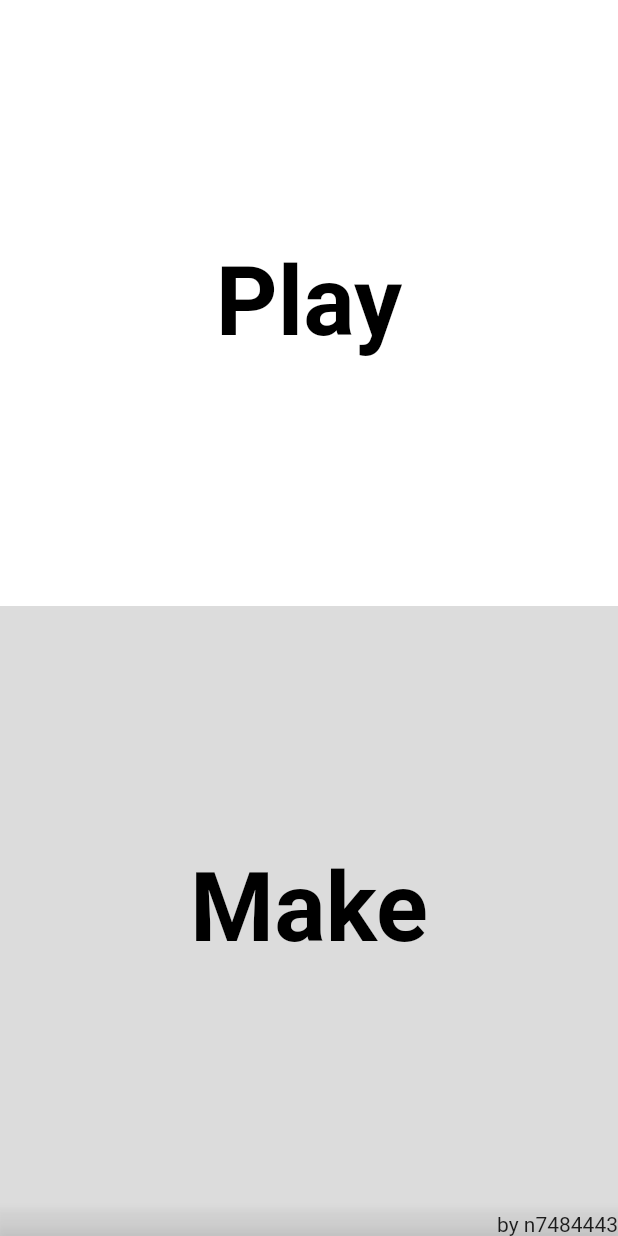
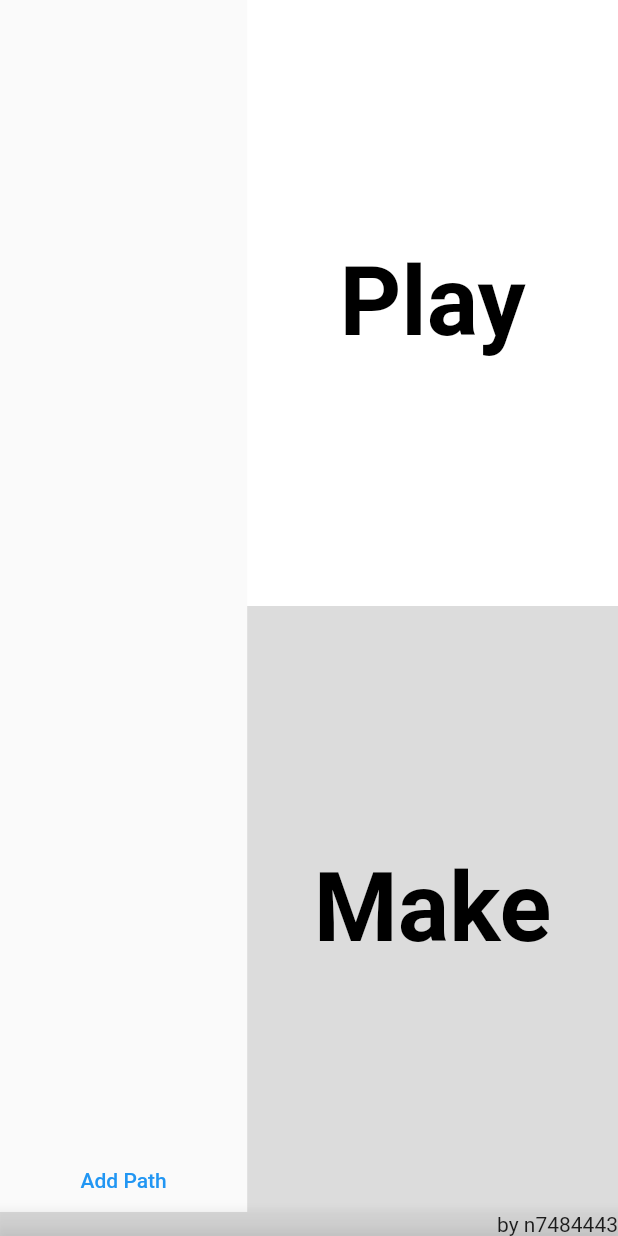
Before and after one commit to n7484443/cyoap_flutter, a Flutter app: the screen it shows after launch, after a tap on "Play", on a phone screen of 412 x 824 dp. Run offline on Flutter 3.47's test engine with Material 2 defaults, Android fonts, the phone set to English and light mode, and no system bars; our stand-ins replace file_picker, permission_handler, shared_preferences; missing offline and left inert: shared_preferences_web.

Commit message:
-자주 사용하는 디렉토리 선택 기능 추가

```diff
--- a/lib/generated_plugin_registrant.dart
+++ b/lib/generated_plugin_registrant.dart
@@ -6,11 +6,13 @@
 // ignore_for_file: lines_longer_than_80_chars
 
 import 'package:file_picker/_internal/file_picker_web.dart';
+import 'package:shared_preferences_web/shared_preferences_web.dart';
 
 import 'package:flutter_web_plugins/flutter_web_plugins.dart';
 
 // ignore: public_member_api_docs
 void registerPlugins(Registrar registrar) {
   FilePickerWeb.registerWith(registrar);
+  SharedPreferencesPlugin.registerWith(registrar);
   registrar.registerMessageHandler();
 }
--- /dev/null
+++ b/lib/model/FrequentPath.dart
@@ -0,0 +1,39 @@
+import 'dart:collection';
+
+import 'package:shared_preferences/shared_preferences.dart';
+
+class FrequentlyUsedPath{
+  var pathQueue = Queue<String>();
+
+  Future<Queue<String>> getFrequentPathFromData() async {
+    var prefs = await SharedPreferences.getInstance();
+    var list = prefs.getStringList('cyoap_frequent_path') ?? [];
+    return Queue.from(list);
+  }
+
+  Future<bool> setFrequentPathFromData(List<String> list) async {
+    var prefs = await SharedPreferences.getInstance();
+    return prefs.setStringList('cyoap_frequent_path', list);
+  }
+
+  Queue<String> addFrequentPath(String path) {
+    if(pathQueue.contains(path)){
+      pathQueue.remove(path);
+    }
+    pathQueue.add(path);
+
+    while(pathQueue.length > 10){
+      pathQueue.removeLast();
+    }
+    setFrequentPathFromData(pathQueue.toList());
+    return pathQueue;
+  }
+
+  Future<Queue<String>> removeFrequentPath(int index) async{
+    var before = await getFrequentPathFromData();
+    pathQueue = Queue.from(before);
+    pathQueue.remove(pathQueue.toList().reversed.elementAt(index));
+    setFrequentPathFromData(pathQueue.toList());
+    return pathQueue;
+  }
+}
--- a/lib/view/ViewMake.dart
+++ b/lib/view/ViewMake.dart
@@ -1,4 +1,3 @@
-import 'package:flutter/cupertino.dart';
 import 'package:flutter/material.dart';
 
 class ViewMake extends StatelessWidget {
@@ -7,6 +6,9 @@ class ViewMake extends StatelessWidget {
   @override
   Widget build(BuildContext context) {
     return Scaffold(
+        appBar: AppBar(
+          actions: [Icon(Icons.menu)]
+        ),
         body: Container()
     );
   }
--- a/lib/view/ViewStart.dart
+++ b/lib/view/ViewStart.dart
@@ -1,28 +1,143 @@
 import 'package:flutter/material.dart';
+import 'package:provider/provider.dart';
 
-import '../viewmodel/ViewModelLoadPlatform.dart';
+import '../viewmodel/VMStartPlatform.dart';
 import 'ViewMake.dart';
 import 'ViewPlay.dart';
+
+class FrequentlyUsed extends StatefulWidget {
+  const FrequentlyUsed({Key? key}) : super(key: key);
+
+  @override
+  _FrequentlyUsedState createState() => _FrequentlyUsedState();
+}
+
+class _FrequentlyUsedState extends State<FrequentlyUsed> {
+  @override
+  void initState() {
+    super.initState();
+
+    WidgetsBinding.instance?.addPostFrameCallback((timeStamp) {
+      Provider.of<VMStartPlatform>(context, listen: false).initFrequentPath();
+    });
+  }
+
+  @override
+  Widget build(BuildContext context) {
+    var listViewModel =
+        Provider.of<VMStartPlatform>(context).pathQueue.toList().reversed;
+    return ListView.separated(
+      itemCount: listViewModel.length,
+      itemBuilder: (context, index) {
+        return ListTile(
+          title: InkWell(
+            child: Row(
+              children: [
+                ElevatedButton(
+                  onPressed: () {
+                    Provider.of<VMStartPlatform>(context, listen: false)
+                        .selectFrequentPath(index);
+                  },
+                  style: ButtonStyle(
+                    backgroundColor:
+                        MaterialStateProperty.resolveWith((states) {
+                      return Provider.of<VMStartPlatform>(context,
+                              listen: false)
+                          .getColor(index);
+                    }),
+                  ),
+                  child: Text(listViewModel.elementAt(index)),
+                ),
+                IconButton(
+                  icon: const Icon(Icons.delete),
+                  onPressed: () {
+                    Provider.of<VMStartPlatform>(context, listen: false)
+                        .removeFrequentPath(index);
+                  },
+                )
+              ],
+            ),
+          ),
+        );
+      },
+      separatorBuilder: (BuildContext context, int index) {
+        return const Divider();
+      },
+    );
+  }
+}
 
 class ViewStart extends StatelessWidget {
   const ViewStart({Key? key}) : super(key: key);
 
   @override
   Widget build(BuildContext context) {
-    return Scaffold(
-      body: Column(
+    return ChangeNotifierProvider(
+      create: (_) => VMStartPlatform(),
+      child: Consumer<VMStartPlatform>(
+        builder: (context, product, child) => Scaffold(
+          body: Row(
+            mainAxisAlignment: MainAxisAlignment.spaceAround,
+            crossAxisAlignment: CrossAxisAlignment.stretch,
+            children: [
+              Expanded(
+                flex: 2,
+                child: Column(
+                  children: [
+                    const Expanded(
+                      flex: 18,
+                      child: FrequentlyUsed(),
+                    ),
+                    Expanded(
+                      child: TextButton(
+                        child: Text('Add Path'),
+                        onPressed: () async {
+                          if (await product.openDirectory() ==
+                              0) {
+                            product.selected = 0;
+                          }
+                        },
+                      ),
+                    )
+                  ],
+                ),
+              ),
+              const Expanded(
+                flex: 3,
+                child: SelectMode(),
+              )
+            ],
+          ),
+          bottomNavigationBar: const BottomAppBar(
+            color: Colors.black12,
+            child: Text(
+              'by n7484443',
+              textAlign: TextAlign.end,
+            ),
+          ),
+        ),
+      ),
+    );
+  }
+}
+
+class SelectMode extends StatelessWidget {
+  const SelectMode({Key? key}) : super(key: key);
+
+  @override
+  Widget build(BuildContext context) {
+    return Column(
       mainAxisAlignment: MainAxisAlignment.spaceAround,
       crossAxisAlignment: CrossAxisAlignment.stretch,
       children: [
         Expanded(
           child: InkWell(
-              onTap: () async {
-                if(await ViewModelLoadPlatform().openDirectory() == 0) {
+            onTap: () {
+              Provider.of<VMStartPlatform>(context, listen: false).setDirectory();
               Navigator.push(
                 context,
                 MaterialPageRoute(builder: (context) => const ViewPlay()),
               );
-                }
             },
             child: Container(
               width: double.infinity,
@@ -44,13 +159,12 @@ class ViewStart extends StatelessWidget {
         ),
         Expanded(
           child: InkWell(
-              onTap: () async {
-                if(await ViewModelLoadPlatform().openDirectory() == 0) {
+            onTap: () {
+              Provider.of<VMStartPlatform>(context, listen: false).setDirectory();
               Navigator.push(
                 context,
                 MaterialPageRoute(builder: (context) => const ViewMake()),
               );
-                }
             },
             child: Container(
               width: double.infinity,
@@ -71,14 +185,6 @@ class ViewStart extends StatelessWidget {
           ),
         ),
       ],
-      ),
-      bottomNavigationBar: const BottomAppBar(
-        color: Colors.black12,
-        child: Text(
-            'by n7484443',
-          textAlign: TextAlign.end,
-        ),
-      ),
     );
   }
 }
--- /dev/null
+++ b/lib/viewmodel/VMStartPlatform.dart
@@ -0,0 +1,71 @@
+import 'dart:collection';
+import 'dart:io';
+
+import 'package:file_picker/file_picker.dart';
+import 'package:flutter/material.dart';
+import 'package:permission_handler/permission_handler.dart';
+
+import '../model/AbstractPlatform.dart';
+import '../model/FrequentPath.dart';
+
+class VMStartPlatform extends ChangeNotifier {
+  FrequentlyUsedPath frequentlyUsedPath = FrequentlyUsedPath();
+  var pathQueue = Queue<String>();
+  int selected = -1;
+
+  Future<bool> _getStatuses() async {
+    await [Permission.storage, Permission.camera].request();
+
+    return Future.value(Permission.storage.isGranted);
+  }
+
+  Future<num> openDirectory() async {
+    if (Platform.isAndroid || Platform.isIOS) {
+      var status = await _getStatuses();
+      if (!status) {
+        return -1;
+      }
+    }
+    String? selectedDirectory = await FilePicker.platform.getDirectoryPath();
+
+    if (selectedDirectory != null) {
+      pathQueue = frequentlyUsedPath.addFrequentPath(selectedDirectory);
+      notifyListeners();
+      return 0;
+    }
+    return -1;
+  }
+
+  void setDirectory(){
+    if(selected >= -1){
+      AbstractPlatform.createPlatform(pathQueue.toList().reversed.elementAt(selected));
+    }
+  }
+
+  void initFrequentPath() {
+    frequentlyUsedPath.getFrequentPathFromData().then((value) {
+      pathQueue = value;
+      notifyListeners();
+    });
+  }
+
+  void selectFrequentPath(int index) {
+    selected = index;
+    notifyListeners();
+  }
+
+  void removeFrequentPath(int index){
+    frequentlyUsedPath.removeFrequentPath(index).then((value) {
+      pathQueue = value;
+      notifyListeners();
+    });
+  }
+
+  Color getColor(int index) {
+    if (selected == index) {
+      return Colors.blue;
+    } else {
+      return Colors.red;
+    }
+  }
+}
--- a/lib/viewmodel/ViewModelLoadPlatform.dart
+++ /dev/null
@@ -1,35 +0,0 @@
-import 'dart:io';
-
-import 'package:file_picker/file_picker.dart';
-import 'package:permission_handler/permission_handler.dart';
-
-import '../model/AbstractPlatform.dart';
-
-class ViewModelLoadPlatform {
-  Future<bool> _getStatuses() async {
-    Map<Permission, PermissionStatus> statuses =
-    await [Permission.storage, Permission.camera].request();
-
-    if (await Permission.storage.isGranted) {
-      return Future.value(true);
-    } else {
-      return Future.value(false);
-    }
-  }
-
-  Future<num> openDirectory() async {
-    if(Platform.isAndroid || Platform.isIOS){
-      var status = await _getStatuses();
-      if(!status) {
-        return -1;
-      }
-    }
-    String? selectedDirectory = await FilePicker.platform.getDirectoryPath();
-
-    if (selectedDirectory != null) {
-      AbstractPlatform.createPlatform(selectedDirectory);
-      return 0;
-    }
-    return -1;
-  }
-}
--- a/pubspec.yaml
+++ b/pubspec.yaml
@@ -38,6 +38,8 @@ dependencies:
   file_picker : ^4.3.2
   permission_handler: ^8.3.0
   http: ^0.13.4
+  provider:  ^6.0.2
+  shared_preferences: ^2.0.12
 
 dev_dependencies:
   flutter_test:
```
Also changed, not shown: lib/model/AbstractPlatform.dart (+4 -4 lines), lib/view/ViewChoiceNode.dart (+34 -3 lines), lib/view/ViewPlay.dart (+12 -7 lines), 3 other files. Lines whose indentation alone changed are shown as unchanged.
